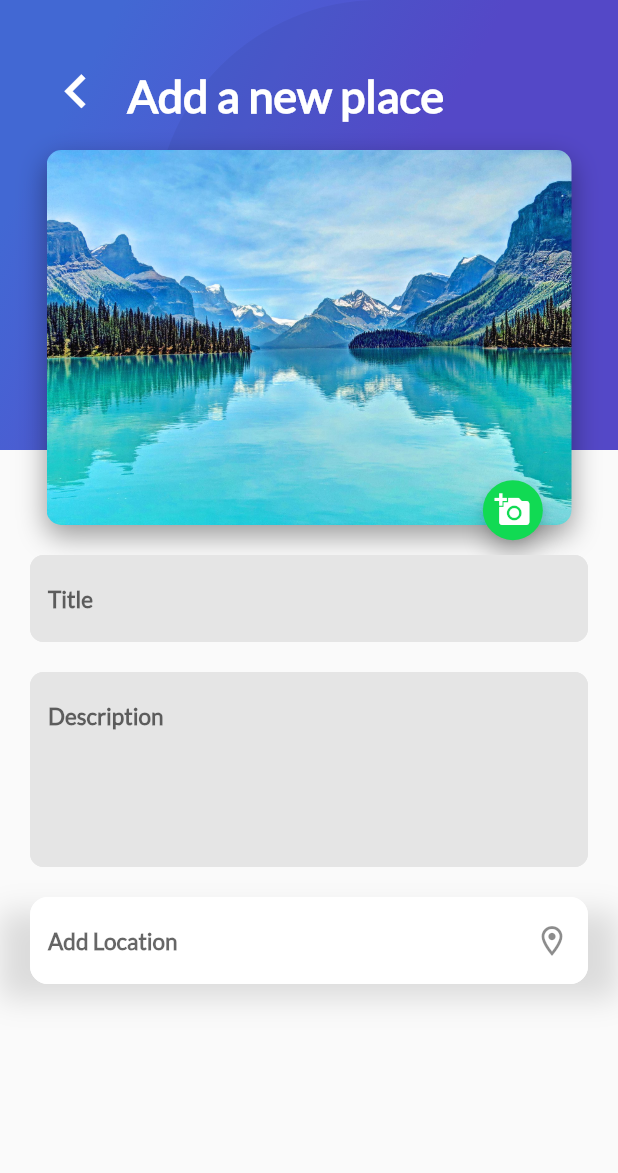
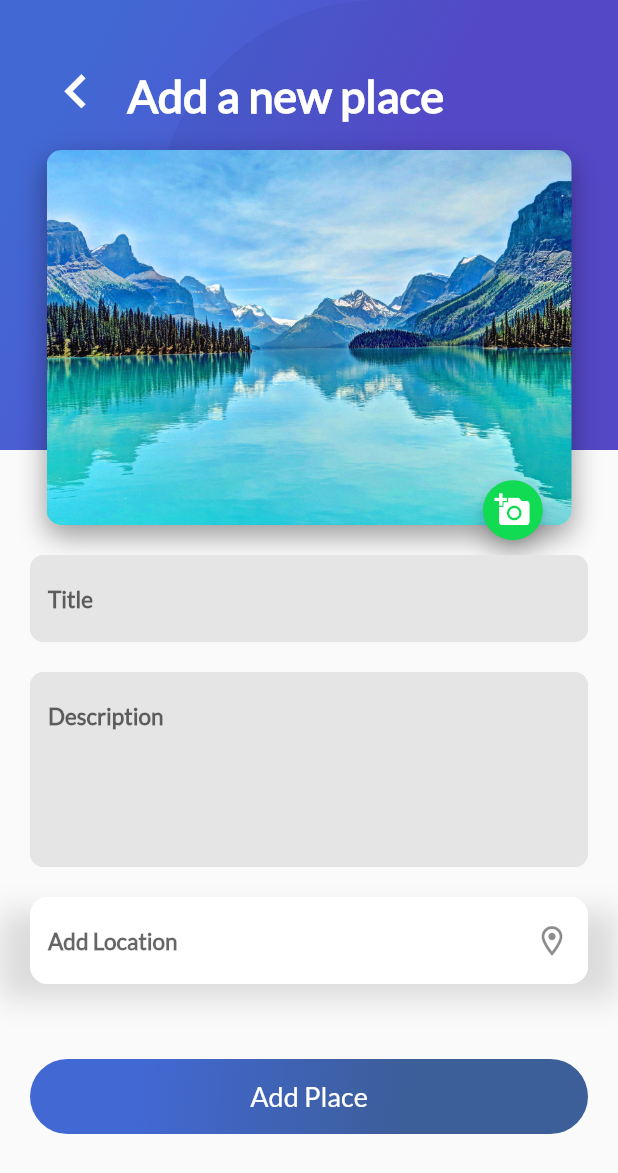
Before and after one commit to My-courses-complete/Flutter-course, a Flutter app: the AddPlaceScreen screen opened directly, on a phone screen of 412 x 824 dp. Shown: the top 1173 px of the screen. Run offline on Flutter 3.47's test engine with Material 2 defaults, Android fonts, the phone set to English and light mode, and no system bars; our stand-ins replace cloud_firestore, firebase_auth, firebase_core, firebase_storage, google_sign_in; missing offline and left inert: generic_bloc_provider; accounts and stored records are empty.

Commit message:
Creando un botón de Submit en Flutter

```diff
--- a/lib/Place/ui/screens/add_place_screen.dart
+++ b/lib/Place/ui/screens/add_place_screen.dart
@@ -1,5 +1,6 @@
 import 'package:basic_flutter/Place/ui/widgets/card_image.dart';
 import 'package:basic_flutter/Place/ui/widgets/title_input_location.dart';
+import 'package:basic_flutter/widgets/button_purple.dart';
 import 'package:basic_flutter/widgets/gradient_back.dart';
 import 'package:basic_flutter/widgets/text_input.dart';
 import 'package:basic_flutter/widgets/title_header.dart';
@@ -27,42 +28,6 @@ class _AddPlaceScreenState extends State<AddPlaceScreen> {
       body: Stack(
         children: <Widget>[
           GradientBack(height: 300),
-          Row(
-            children: <Widget>[
-              Container(
-                padding: EdgeInsets.only(
-                  top: 25.0,
-                  left: 20,
-                ),
-                child: SizedBox(
-                  height: 45.0,
-                  width: 45.0,
-                  child: IconButton(
-                    icon: Icon(
-                      Icons.keyboard_arrow_left,
-                      color: Colors.white,
-                      size: 45,
-                    ),
-                    onPressed: () {
-                    Navigator.pop(context);
-                  },
-                  ),
-                ),
-              ),
-              Flexible(
-                child: Container(
-                  padding: EdgeInsets.only(
-                    top: 45.0,
-                    left: 20,
-                    right: 10,
-                  ),
-                  child: TitleHeader(
-                    title: "Add a new place",
-                  ),
-                ),
-              ),
-            ],
-          ),
           Container(
             margin: EdgeInsets.only(
               top: 20,
@@ -79,9 +44,7 @@ class _AddPlaceScreenState extends State<AddPlaceScreen> {
                     height: 250.0,
                     width: 350.0,
                     left: 0,
-                    onPress: () {
-                      Navigator.pushNamed(context, "image_viewer");
-                    },
+                    onPress: () {},
                     iconData: Icons.add_a_photo,
                   )
                 ),
@@ -102,10 +65,58 @@ class _AddPlaceScreenState extends State<AddPlaceScreen> {
                     top: 20,
                   ),
                   child: TextInputLocation(hintText: "Add Location", controller: _controllerLocationPlace, icon: Icons.location_on_outlined)
-                )
+                ),
+                Container(
+                  width: 70,
+                  margin: EdgeInsets.only(
+                    top: 20,
+                  ),
+                  child: ButtonPurple(
+                    buttonText: "Add Place",
+                    onPressed: () {
+                      print("Add Place");
+                    },
+                  ),
+                ),
               ],
             )
-          )
+          ),
+          Row(
+            children: <Widget>[
+              Container(
+                padding: EdgeInsets.only(
+                  top: 25.0,
+                  left: 20,
+                ),
+                child: SizedBox(
+                  height: 45.0,
+                  width: 45.0,
+                  child: IconButton(
+                    icon: Icon(
+                      Icons.keyboard_arrow_left,
+                      color: Colors.white,
+                      size: 45,
+                    ),
+                    onPressed: () {
+                      Navigator.pop(context);
+                    },
+                  ),
+                ),
+              ),
+              Flexible(
+                child: Container(
+                  padding: EdgeInsets.only(
+                    top: 45.0,
+                    left: 20,
+                    right: 10,
+                  ),
+                  child: TitleHeader(
+                    title: "Add a new place",
+                  ),
+                ),
+              ),
+            ],
+          ),
         ],
       ),
     );
--- a/lib/Place/ui/widgets/description_place.dart
+++ b/lib/Place/ui/widgets/description_place.dart
@@ -7,7 +7,9 @@ class DescriptionPlace extends StatelessWidget {
   final int stars;
   final String descriptionPlace;
 
-  const DescriptionPlace(this.namePlace, this.stars, this.descriptionPlace, {Key? key}) : super(key: key);
+  const DescriptionPlace(this.namePlace, this.stars, this.descriptionPlace,
+      {Key? key})
+      : super(key: key);
   final String descriptionDummy =
       "Lorem ipsum dolor sit amet, consectetur adipiscing elit, sed do eiusmod tempor incididunt ut labore et dolore magna aliqua. Ut enim ad minim veniam, quis nostrud exercitation ullamco laboris nisi ut aliquip ex ea commodo consequat. Duis aute irure dolor in reprehenderit in voluptate velit esse cillum dolore eu fugiat nulla pariatur. Excepteur sint occaecat cupidatat non proident, sunt in culpa qui officia deserunt mollit anim id est laborum.";
 
@@ -54,7 +56,7 @@ class DescriptionPlace extends StatelessWidget {
       children: <Widget>[
         titleStars,
         description,
-        ButtonPurple()
+        ButtonPurple(buttonText: "Navigate", onPressed: () {})
       ],
     );
   }
--- a/lib/widgets/button_purple.dart
+++ b/lib/widgets/button_purple.dart
@@ -1,7 +1,14 @@
 import 'package:flutter/material.dart';
 
 class ButtonPurple extends StatelessWidget {
-  const ButtonPurple({Key? key}) : super(key: key);
+  final String buttonText;
+  final VoidCallback onPressed;
+
+  const ButtonPurple({
+    Key? key,
+    required this.buttonText,
+    required this.onPressed,
+  }) : super(key: key);
 
   @override
   Widget build(BuildContext context) {
@@ -12,13 +19,7 @@ class ButtonPurple extends StatelessWidget {
         right: 20.0,
       ),
       child: InkWell(
-        onTap: () => {
-          ScaffoldMessenger.of(context).showSnackBar(
-            SnackBar(
-              content: Text("Pulsado"),
-            ),
-          ),
-        },
+        onTap: onPressed,
         child: Container(
           height: 50.0,
           width: 180.0,
@@ -37,7 +38,7 @@ class ButtonPurple extends StatelessWidget {
           ),
           child: Center(
             child: Text(
-              "Navigate",
+              buttonText,
               style: TextStyle(
                 fontSize: 18.0,
                 fontFamily: 'Lato',
```
